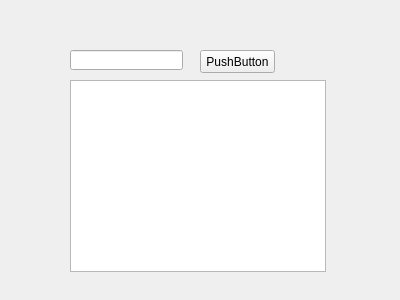
The window that widget.ui (yacbo/MyTitleDemo) describes before a commit, drawn with Qt 5.
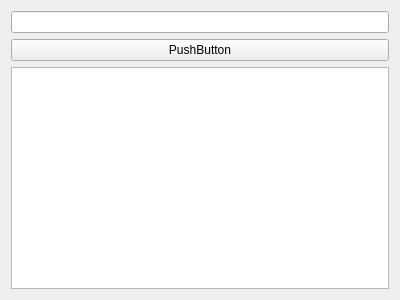
The same window after the commit.

The edit to the form file:
```diff
--- a/widget.ui
+++ b/widget.ui
@@ -13,39 +13,32 @@
   <property name="windowTitle">
    <string>Widget</string>
   </property>
+  <layout class="QVBoxLayout" name="verticalLayout_2">
+   <item>
+    <layout class="QVBoxLayout" name="verticalLayout">
+     <property name="topMargin">
+      <number>0</number>
+     </property>
+     <item>
+      <widget class="QLineEdit" name="lineEdit"/>
+     </item>
+     <item>
   <widget class="QPushButton" name="pushButton">
-   <property name="geometry">
-    <rect>
-     <x>200</x>
-     <y>50</y>
-     <width>75</width>
-     <height>23</height>
-    </rect>
-   </property>
    <property name="text">
     <string>PushButton</string>
    </property>
   </widget>
-  <widget class="QLineEdit" name="lineEdit">
-   <property name="geometry">
-    <rect>
-     <x>70</x>
-     <y>50</y>
-     <width>113</width>
-     <height>20</height>
-    </rect>
-   </property>
-  </widget>
+     </item>
+     <item>
   <widget class="QTableView" name="tableView">
-   <property name="geometry">
-    <rect>
-     <x>70</x>
-     <y>80</y>
-     <width>256</width>
-     <height>192</height>
-    </rect>
-   </property>
-  </widget>
+       <property name="enabled">
+        <bool>true</bool>
+       </property>
+      </widget>
+     </item>
+    </layout>
+   </item>
+  </layout>
  </widget>
  <layoutdefault spacing="6" margin="11"/>
  <resources/>
```
Lines whose indentation alone changed are shown as unchanged.
